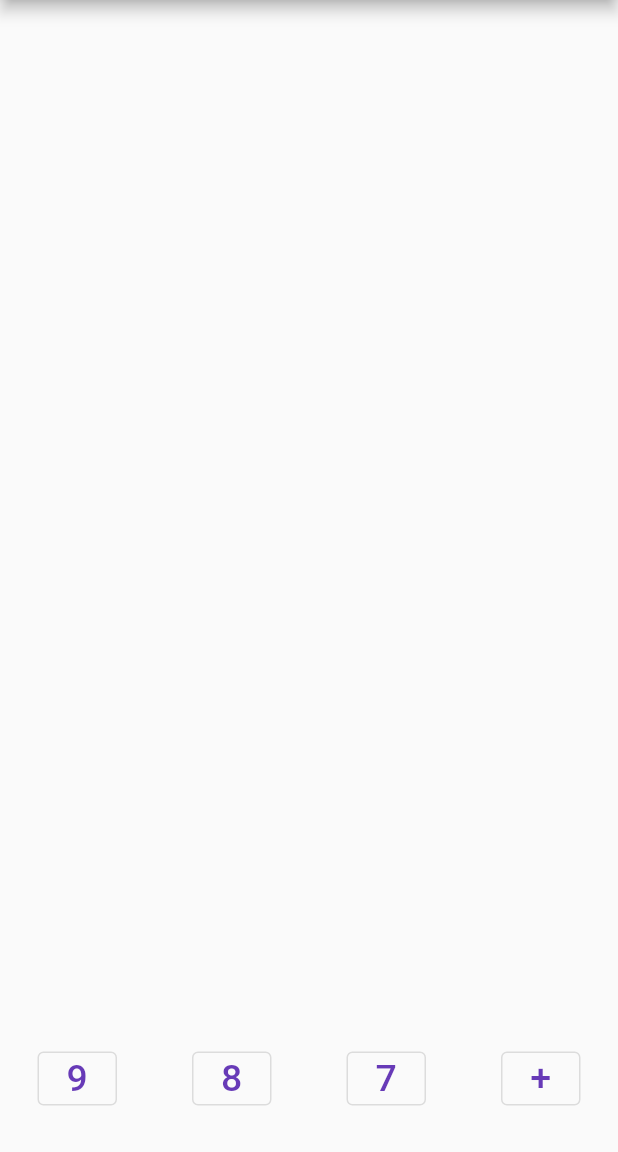
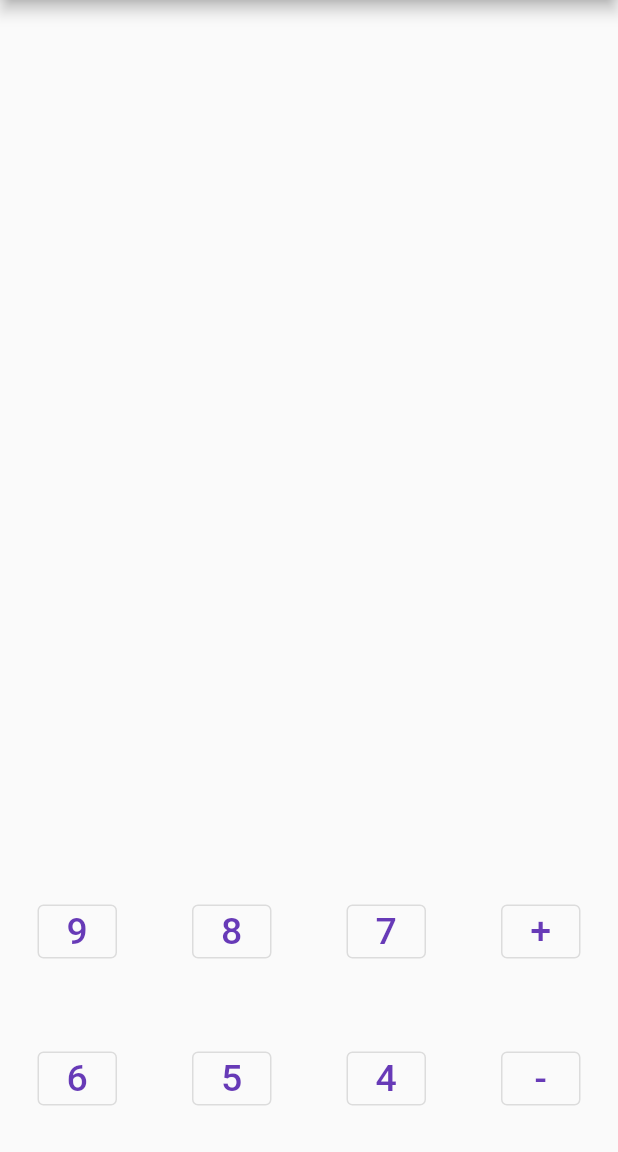
Before and after one commit to Girik-Nohani/Calculator, a Flutter app: the screen it shows after launch, on a phone screen of 412 x 824 dp, the part 84-1236 px from its top. Run offline on Flutter 3.47's test engine with Material 2 defaults, Android fonts, the phone set to English and light mode, and no system bars.

Commit message:
Added Second Row

```diff
--- a/lib/main.dart
+++ b/lib/main.dart
@@ -145,6 +145,14 @@ class _MyHomePageState extends State<MyHomePage> {
                 custombutton("+"),
               ],
             ),
+            Row(
+              children: <Widget>[
+                custombutton("6"),
+                custombutton("5"),
+                custombutton("4"),
+                custombutton("-"),
+              ],
+            ),
           ],
         ),
       ),
```
